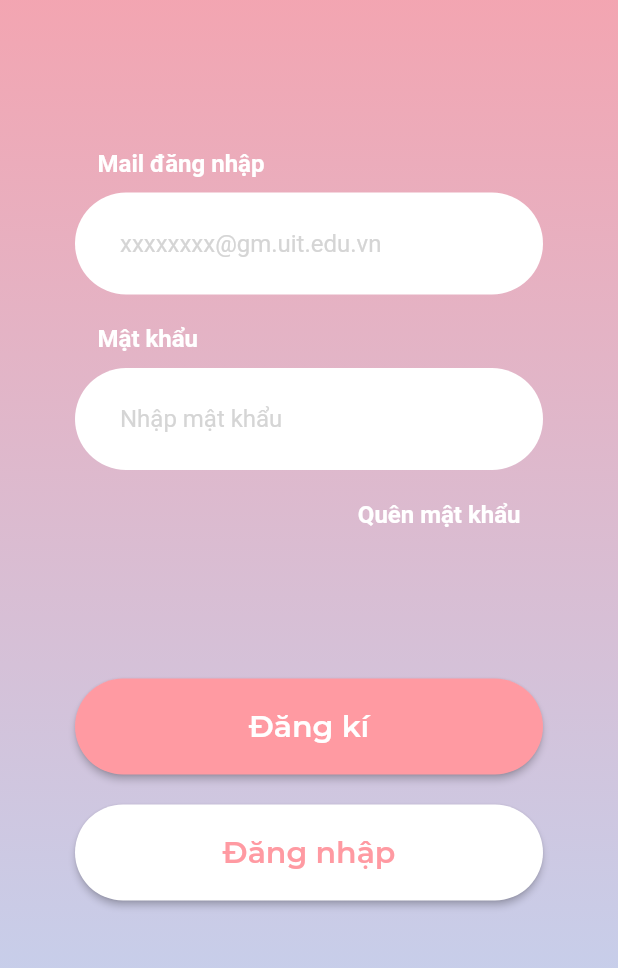
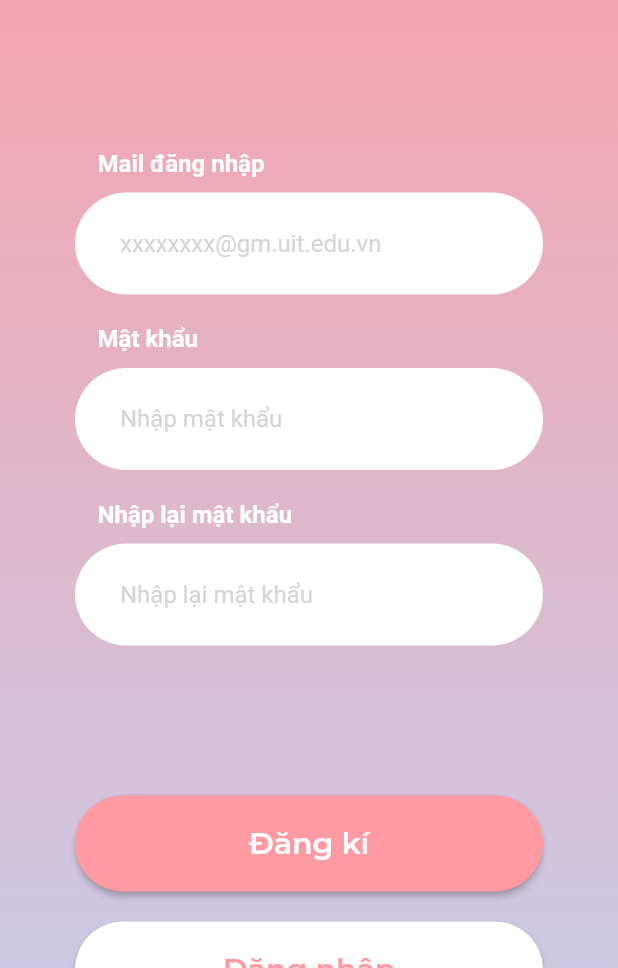
Before and after one commit to tranvuongduy2003/youit, a Flutter app: the screen it shows after launch, on a phone screen of 412 x 824 dp, the part 268-1236 px from its top. Run offline on Flutter 3.47's test engine with Material 2 defaults, Android fonts, the light colour scheme and no system bars.

Commit message:
update: xong ui, chưa resize được

```diff
--- a/lib/main.dart
+++ b/lib/main.dart
@@ -26,7 +26,7 @@ class MyApp extends StatelessWidget {
           toolbarTextStyle: AppTextStyles.appbarButtonTitle,
         ),
       ),
-      initialRoute: Routes.logInPage,
+      initialRoute: Routes.signUpPage,
       onGenerateRoute: router.Router.generateRoute,
     );
   }
--- a/lib/screens/auth/signup_page.dart
+++ b/lib/screens/auth/signup_page.dart
@@ -1,15 +1,16 @@
+import 'package:flutter/gestures.dart';
 import 'package:flutter/material.dart';
 import 'package:you_it/config/themes/app_colors.dart';
+import 'package:you_it/widgets/stateless/input.dart';
 import 'package:you_it/widgets/stateless/signButton.dart';
 
 class SignUpPage extends StatelessWidget {
   const SignUpPage({Key? key}) : super(key: key);
-
   @override
   Widget build(BuildContext context) {
     return Scaffold(
-      body: Container(
-        alignment: Alignment.topCenter,
+      body: SingleChildScrollView(
+        child: Container(
           decoration: BoxDecoration(
             gradient: LinearGradient(
               begin: Alignment.topCenter,
@@ -21,22 +22,61 @@ class SignUpPage extends StatelessWidget {
             ),
           ),
           child: Column(
+            mainAxisAlignment: MainAxisAlignment.spaceBetween,
             children: <Widget>[
               Container(
-              margin: EdgeInsets.only(top: 80, bottom: 150), //top: 100, left 50
+                padding:
+                    EdgeInsets.only(top: 100, bottom: 50), //top: 100, left 50
                 child: Text(
                   'CHÀO MỪNG BẠN \nĐẾN VỚI YOUIT',
                   textAlign: TextAlign.center,
                   style: TextStyle(
                     fontSize: 32,
-                  fontWeight: FontWeight.w600,
-                  fontFamily: 'Montserrat-SemiBold',
+                    fontWeight: FontWeight.w800,
+                    fontFamily: 'Montserrat',
                     color: Colors.white,
                     decoration: TextDecoration.none,
                   ),
                 ),
               ),
-            Column(
+              Container(
+                padding: EdgeInsets.symmetric(horizontal: 50, vertical: 50),
+                child: Column(
+                  children: <Widget>[
+                    Input(
+                      label: 'Mail đăng nhập',
+                      hintText: 'xxxxxxxx@gm.uit.edu.vn',
+                      textColor: AppColors.fade,
+                      textfieldColor: AppColors.white,
+                      handleChange: () => {},
+                    ),
+                    SizedBox(
+                      height: 20,
+                    ),
+                    Input(
+                      label: 'Mật khẩu',
+                      hintText: 'Nhập mật khẩu',
+                      textColor: AppColors.fade,
+                      textfieldColor: AppColors.white,
+                      handleChange: () => {},
+                    ),
+                    SizedBox(
+                      height: 20,
+                    ),
+                    Input(
+                      label: 'Nhập lại mật khẩu',
+                      hintText: 'Nhập lại mật khẩu',
+                      textColor: AppColors.fade,
+                      textfieldColor: AppColors.white,
+                      handleChange: () => {},
+                    ),
+                  ],
+                ),
+              ),
+              Container(
+                width: double.infinity,
+                padding: EdgeInsets.symmetric(horizontal: 50, vertical: 50),
+                child: Column(
                   mainAxisAlignment: MainAxisAlignment.spaceBetween,
                   children: <Widget>[
                     SignButton(
@@ -44,14 +84,19 @@ class SignUpPage extends StatelessWidget {
                       textColor: AppColors.white,
                       backgroundColor: AppColors.primaryColor,
                     ),
+                    SizedBox(
+                      height: 20,
+                    ),
                     SignButton(
                       buttonText: 'Đăng nhập',
                       textColor: AppColors.primaryColor,
                       backgroundColor: AppColors.white,
                     ),
                   ],
-            )
+                ),
+              ),
             ],
+          ),
         ),
       ),
     );
```
Lines whose indentation alone changed are shown as unchanged.
